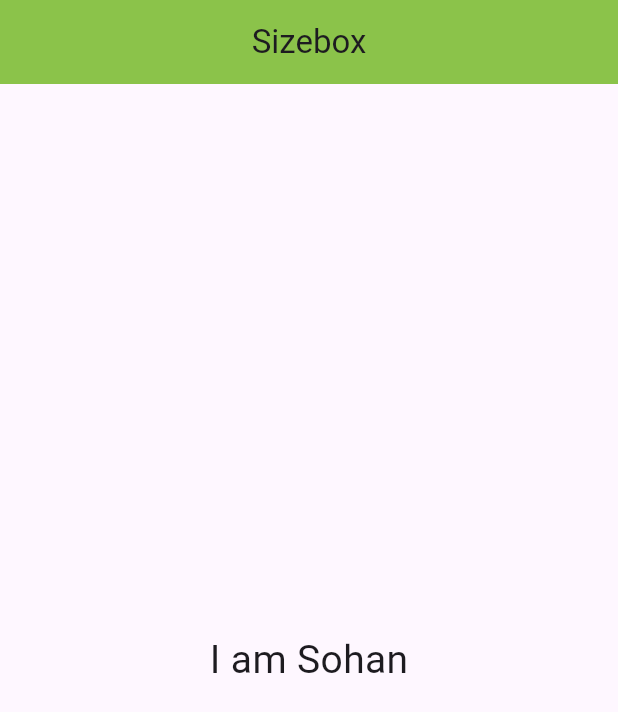
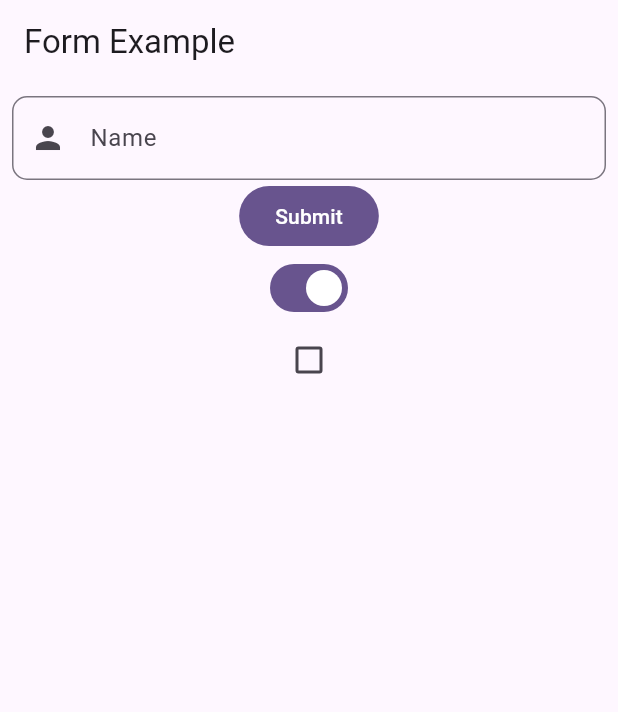
Before and after one commit to sohankafle10/Flutter-Practice, a Flutter app: the screen it shows after launch, on a phone screen of 412 x 824 dp. Shown: the top 712 px of the screen. Run offline on Flutter 3.47's test engine with Material 3 defaults, Android fonts, the phone set to English and light mode, and no system bars.

Commit message:
forms and toggle button

```diff
--- /dev/null
+++ b/lib/form_example.dart
@@ -0,0 +1,86 @@
+import 'package:flutter/material.dart';
+
+class FormExample extends StatefulWidget {
+   FormExample({super.key});
+
+
+
+  @override
+  State<FormExample> createState() => _formWidgetState();
+}
+
+class _formWidgetState extends State<FormExample> {
+  final GlobalKey<FormState> _nameFormKey = GlobalKey();
+  bool switchValue = true;
+  bool checkedValue = false;
+  @override
+  Widget build(BuildContext context) {
+    return Scaffold(
+      appBar: AppBar(
+        title: Text("Form Example"),
+      ),
+      body: Form(
+        key: _nameFormKey,
+        child: Padding(
+          padding: const EdgeInsets.all(8.0),
+          child: Column(
+            children: [
+              TextFormField(
+                validator: (value) {
+                  if(value == null || value.isEmpty){
+                    return "Username Haan na vaneko";
+                  }else{
+                    return null;
+                  }
+                },
+                onSaved: (value){
+                    print(value!);
+                },
+                decoration:InputDecoration(
+                  prefixIcon: Icon(Icons.person),
+                  border: OutlineInputBorder(
+                    borderRadius: BorderRadius.circular(10),
+                  ),
+                  hintText: "Enter Name",
+                  labelText: "Name"
+                ),
+              ),
+
+              FilledButton(
+                onPressed: (){
+                  if(!_nameFormKey.currentState!.validate()){
+                    return;
+                  }
+                  _nameFormKey.currentState!.save();
+                },
+                child: Text("Submit"),
+              ),
+
+              Switch(
+                value: switchValue,
+                onChanged: (value){
+                  setState((){
+                    switchValue = !switchValue;
+                  });
+              },
+              ),
+
+              Checkbox(
+                value: checkedValue,
+                onChanged: (value) {
+                  setState((){
+                    checkedValue = value ?? false;
+                  });
+              }
+              ),
+
+
+
+            ],
+            ),
+        ),
+
+          )
+    );
+  }
+}
--- a/lib/main.dart
+++ b/lib/main.dart
@@ -3,6 +3,7 @@
 import 'package:basic_dart/containers.dart';
 import 'package:basic_dart/counterapp.dart';
 import 'package:basic_dart/example.dart';
+import 'package:basic_dart/form_example.dart';
 import 'package:basic_dart/homepage.dart';
 import 'package:basic_dart/imagee.dart';
 import 'package:basic_dart/practice.dart';
@@ -26,7 +27,7 @@
 
         colorScheme: ColorScheme.fromSeed(seedColor: Colors.deepPurple),
       ),
-      home: Sizebox()
+      home: FormExample()
     );
   }
 }
```
